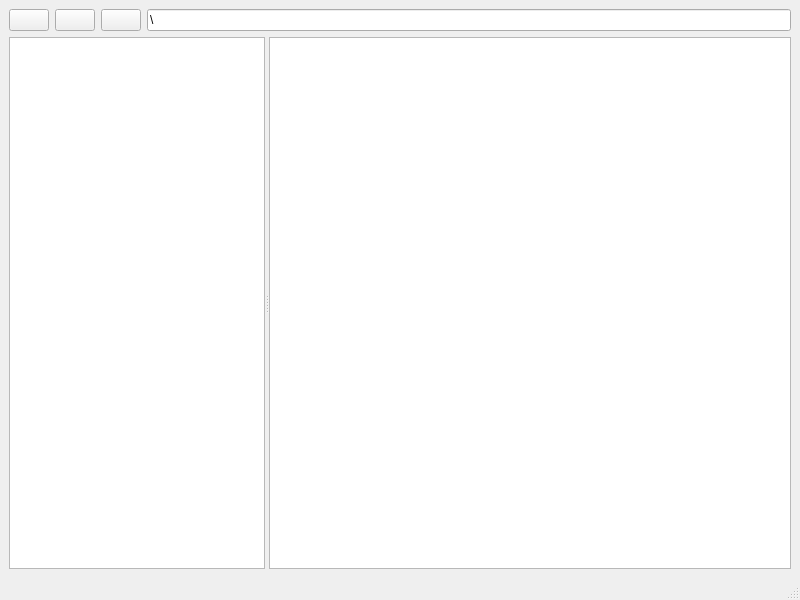
Snapky06/FileExplorer, file mainwindow.ui: the form before one commit.
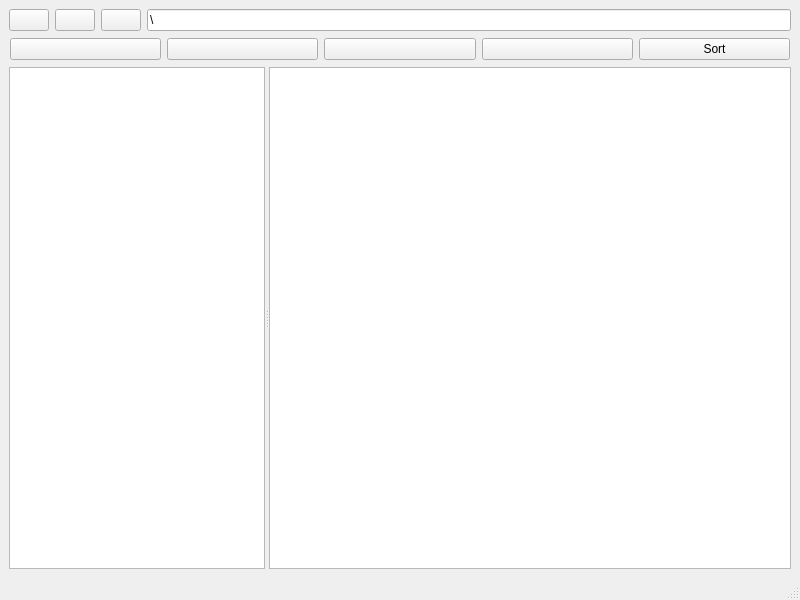
The form after the commit. Icons and pictures are not drawn.

Commit message: some design and added origin file h

Patch:
```diff
--- a/mainwindow.ui
+++ b/mainwindow.ui
@@ -14,7 +14,7 @@
    <string>MainWindow</string>
   </property>
   <widget class="QWidget" name="centralwidget">
-   <layout class="QVBoxLayout" name="verticalLayout" stretch="0,1">
+   <layout class="QVBoxLayout" name="verticalLayout" stretch="0,0,1">
     <item>
      <layout class="QHBoxLayout" name="horizontalLayout">
       <item>
@@ -56,6 +56,81 @@
       </item>
      </layout>
     </item>
+    <item>
+     <layout class="QHBoxLayout" name="horizontalLayout_2">
+      <property name="leftMargin">
+       <number>1</number>
+      </property>
+      <property name="topMargin">
+       <number>1</number>
+      </property>
+      <property name="rightMargin">
+       <number>1</number>
+      </property>
+      <property name="bottomMargin">
+       <number>1</number>
+      </property>
+      <item>
+       <widget class="QPushButton" name="newfileb">
+        <property name="text">
+         <string/>
+        </property>
+        <property name="icon">
+         <iconset theme="QIcon::ThemeIcon::FolderNew"/>
+        </property>
+       </widget>
+      </item>
+      <item>
+       <widget class="QPushButton" name="cutb">
+        <property name="sizePolicy">
+         <sizepolicy hsizetype="Minimum" vsizetype="Fixed">
+          <horstretch>0</horstretch>
+          <verstretch>10</verstretch>
+         </sizepolicy>
+        </property>
+        <property name="text">
+         <string/>
+        </property>
+        <property name="icon">
+         <iconset theme="QIcon::ThemeIcon::EditCut"/>
+        </property>
+        <property name="iconSize">
+         <size>
+          <width>16</width>
+          <height>16</height>
+         </size>
+        </property>
+       </widget>
+      </item>
+      <item>
+       <widget class="QPushButton" name="copyb">
+        <property name="text">
+         <string/>
+        </property>
+        <property name="icon">
+         <iconset theme="QIcon::ThemeIcon::EditCopy"/>
+        </property>
+       </widget>
+      </item>
+      <item>
+       <widget class="QPushButton" name="pasteb">
+        <property name="text">
+         <string/>
+        </property>
+        <property name="icon">
+         <iconset theme="QIcon::ThemeIcon::EditPaste"/>
+        </property>
+       </widget>
+      </item>
+      <item>
+       <widget class="QPushButton" name="sortb">
+        <property name="text">
+         <string>Sort</string>
+        </property>
+       </widget>
+      </item>
+     </layout>
+    </item>
     <item>
      <widget class="QSplitter" name="splitter">
       <property name="sizePolicy">
```
Left out of the diff: 10 changed lines with no effect on the pictures. The commit also changes 2 other files.
